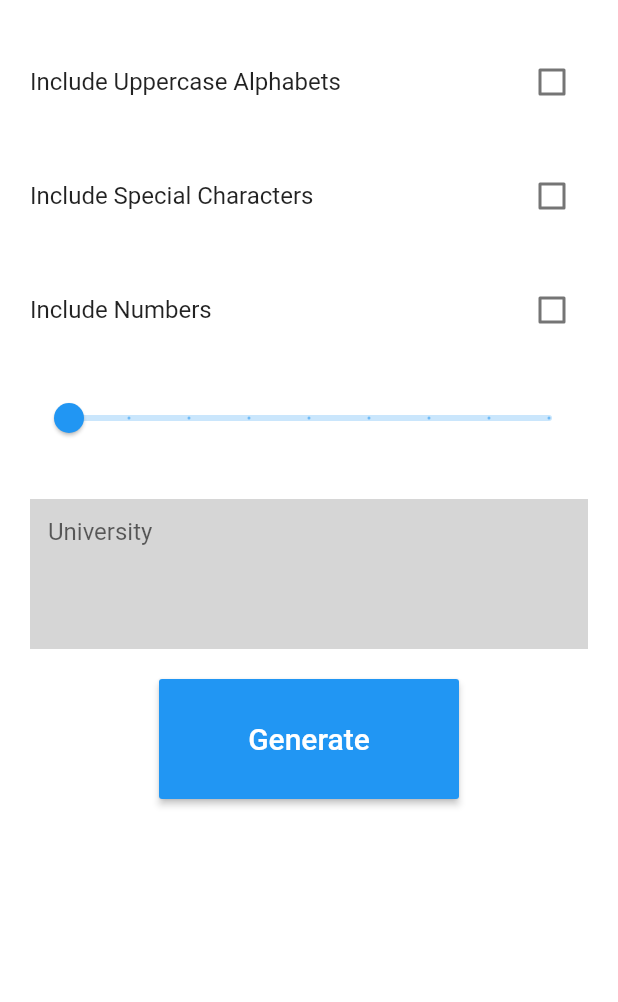
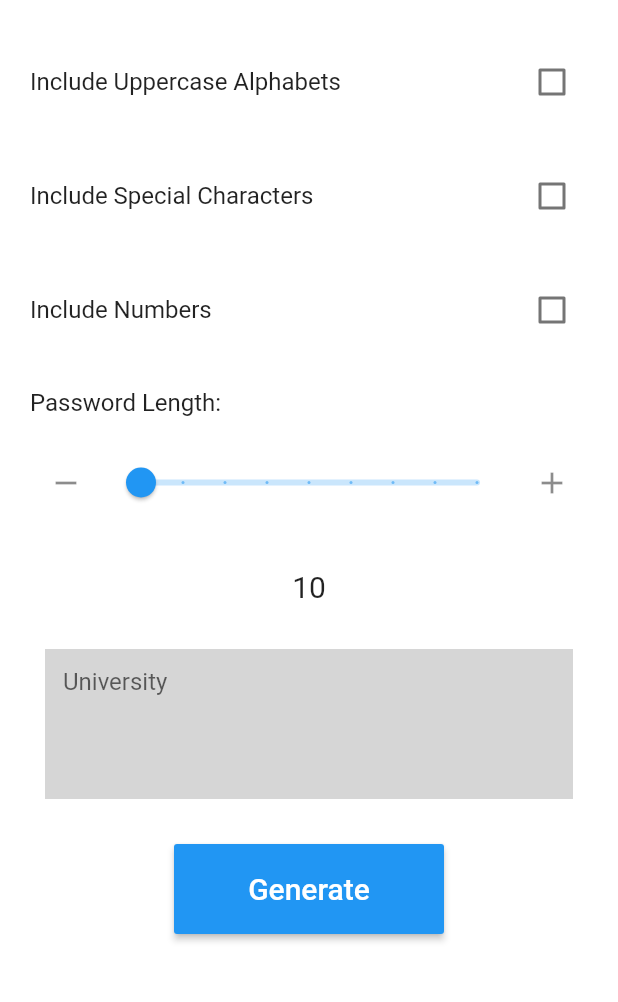
Before and after one commit to Android-Builds/Password-Manager, a Flutter app: the screen it shows after launch, on a phone screen of 412 x 824 dp, the part 59-1061 px from its top. Run offline on Flutter 3.47's test engine with Material 2 defaults, Android fonts, the phone set to English and light mode, and no system bars.

Commit message:
Add more components

```diff
--- a/lib/homepage.dart
+++ b/lib/homepage.dart
@@ -65,11 +65,27 @@ class _HomePageState extends State<HomePage> {
                 },
               ),
             ),
-            Padding(
-              padding: const EdgeInsets.symmetric(
+            ListTile(
+              contentPadding: EdgeInsets.symmetric(
                 horizontal: 20.0,
                 vertical: 10.0,
               ),
+              title: Text('Password Length: '),
+              subtitle: Padding(
+                padding: const EdgeInsets.symmetric(vertical: 20.0),
+                child: Row(
+                  children: [
+                    IconButton(
+                      icon: Icon(Icons.remove),
+                      onPressed: () {
+                        if (sliderValue >= 10) {
+                          setState(() {
+                            sliderValue -= 1.0;
+                          });
+                        }
+                      },
+                    ),
+                    Expanded(
                       child: Slider(
                         min: 10.0,
                         max: 50.0,
@@ -82,8 +98,30 @@ class _HomePageState extends State<HomePage> {
                         },
                       ),
                     ),
+                    IconButton(
+                      icon: Icon(Icons.add),
+                      onPressed: () {
+                        if (sliderValue <= 50) {
+                          setState(() {
+                            sliderValue += 1.0;
+                          });
+                        }
+                      },
+                    ),
+                  ],
+                ),
+              ),
+            ),
+            Center(
+              child: Text(
+                sliderValue.toInt().toString(),
+                style: TextStyle(
+                  fontSize: 20.0,
+                ),
+              ),
+            ),
             Container(
-              padding: EdgeInsets.all(20.0),
+              padding: EdgeInsets.symmetric(horizontal: 30.0, vertical: 30.0),
               child: TextField(
                 readOnly: true,
                 maxLines: maxLines,
@@ -96,8 +134,8 @@ class _HomePageState extends State<HomePage> {
               ),
             ),
             MaterialButton(
-              minWidth: 200,
-              height: 80,
+              minWidth: 180,
+              height: 60,
               child: Text(
                 'Generate',
                 style: TextStyle(
```
Lines whose indentation alone changed are shown as unchanged.
